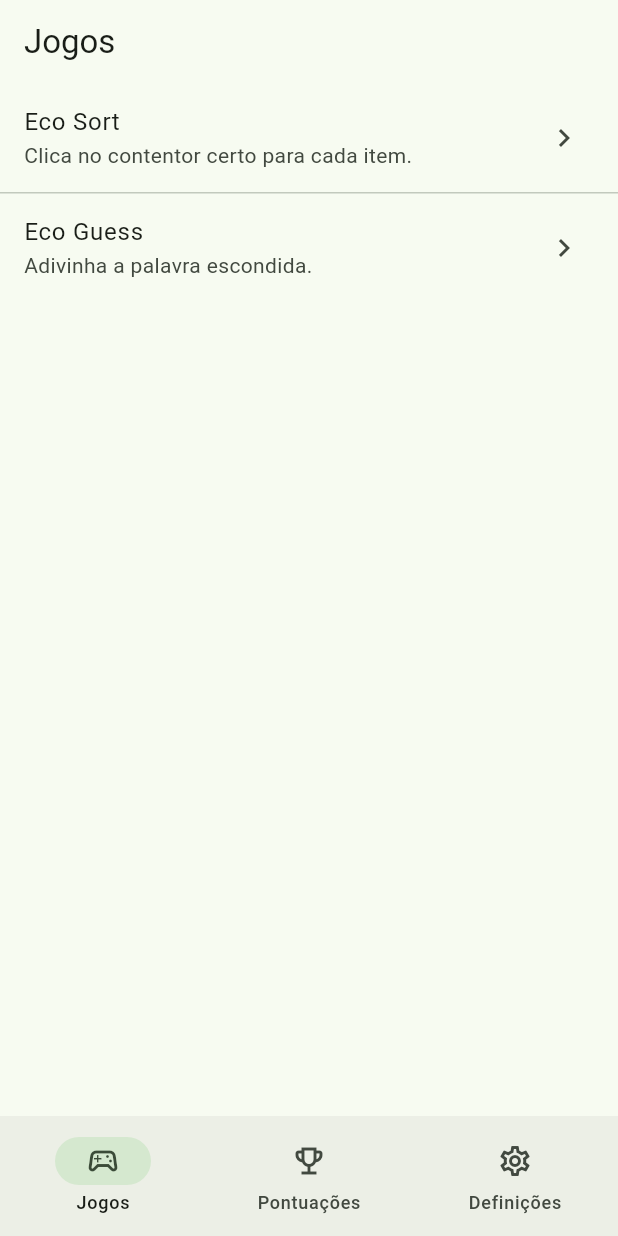
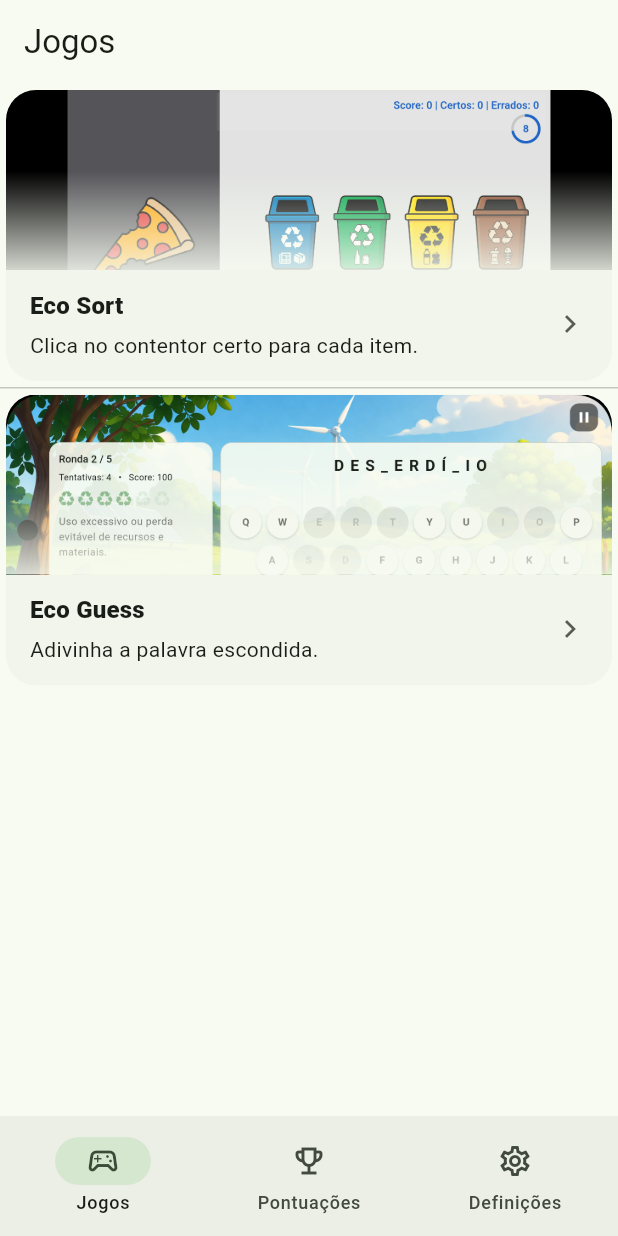
Before and after one commit to rui-moreira-21600035/captain-planet-initiative, a Flutter app: the screen it shows after launch, on a phone screen of 412 x 824 dp. Run offline on Flutter 3.47's test engine with Material 3 defaults, Android fonts, the phone set to English and light mode, and no system bars; our stand-ins replace flutter_riverpod, sqflite; missing offline and left inert: flame; accounts and stored records are empty.

Commit message:
improves UI for Eco Guess and creates cards for Games page on Hub App

```diff
--- /dev/null
+++ b/apps/hub_app/lib/features/games/widgets/game_cover_card.dart
@@ -0,0 +1,99 @@
+import 'package:flutter/material.dart';
+
+class GameCoverCard extends StatelessWidget {
+  final String title;
+  final String subtitle;
+  final String coverAsset; // ex: assets/images/games/eco_guess_cover.png
+  final VoidCallback onTap;
+
+  const GameCoverCard({
+    super.key,
+    required this.title,
+    required this.subtitle,
+    required this.coverAsset,
+    required this.onTap,
+  });
+
+  @override
+  Widget build(BuildContext context) {
+    final theme = Theme.of(context);
+    final orientation = MediaQuery.of(context).orientation;
+
+    final double coverHeight = orientation == Orientation.portrait ? 120 : 80;
+
+    return Card(
+      clipBehavior: Clip.antiAlias,
+      elevation: 0,
+      shape: RoundedRectangleBorder(borderRadius: BorderRadius.circular(20)),
+      child: InkWell(
+        onTap: onTap,
+        child: Column(
+          crossAxisAlignment: CrossAxisAlignment.stretch,
+          children: [
+            // COVER com altura controlada
+            SizedBox(
+              height: coverHeight,
+              child: Stack(
+                fit: StackFit.expand,
+                children: [
+                  Image.asset(
+                    coverAsset,
+                    fit: BoxFit.cover,
+                    alignment: Alignment.topCenter, // evita cortar o "importante" em baixo
+                  ),
+                  Align(
+                    alignment: Alignment.bottomCenter,
+                    child: Container(
+                      height: coverHeight * 0.55,
+                      decoration: BoxDecoration(
+                        gradient: LinearGradient(
+                          begin: Alignment.topCenter,
+                          end: Alignment.bottomCenter,
+                          colors: [
+                            theme.colorScheme.surface.withOpacity(0.0),
+                            theme.colorScheme.surface.withOpacity(0.85),
+                          ],
+                        ),
+                      ),
+                    ),
+                  ),
+                ],
+              ),
+            ),
+
+            // BODY (igual)
+            Padding(
+              padding: const EdgeInsets.fromLTRB(16, 12, 16, 14),
+              child: Row(
+                children: [
+                  Expanded(
+                    child: Column(
+                      crossAxisAlignment: CrossAxisAlignment.start,
+                      children: [
+                        Text(
+                          title,
+                          style: theme.textTheme.titleMedium?.copyWith(
+                            fontWeight: FontWeight.w800,
+                          ),
+                        ),
+                        const SizedBox(height: 4),
+                        Text(
+                          subtitle,
+                          style: theme.textTheme.bodyMedium,
+                          maxLines: 2,
+                          overflow: TextOverflow.ellipsis,
+                        ),
+                      ],
+                    ),
+                  ),
+                  const SizedBox(width: 12),
+                  Icon(Icons.chevron_right, color: theme.colorScheme.onSurface.withOpacity(0.7)),
+                ],
+              ),
+            ),
+          ],
+        ),
+      ),
+    );
+  }
+}
--- a/apps/hub_app/lib/features/launcher/games_page.dart
+++ b/apps/hub_app/lib/features/launcher/games_page.dart
@@ -1,4 +1,5 @@
 import 'package:flutter/material.dart';
+import 'package:hub_app/features/games/widgets/game_cover_card.dart';
 
 import 'game_registry.dart';
 
@@ -19,11 +20,11 @@ class GamesPage extends StatelessWidget {
       separatorBuilder: (_, __) => const Divider(height: 1),
       itemBuilder: (context, index) {
         final module = gameRegistry[index];
-        return ListTile(
+        return GameCoverCard(
           key: Key(module.id),
-          title: Text(module.name),
-          subtitle: Text(module.description),
-          trailing: const Icon(Icons.chevron_right),
+          title: module.name,
+          subtitle: module.description,
+          coverAsset: module.coverAsset,
           onTap: () {
             Navigator.of(context).push(
               MaterialPageRoute(builder: (_) => module.pageBuilder()),
--- a/packages/common_gamekit/lib/src/game_module.dart
+++ b/packages/common_gamekit/lib/src/game_module.dart
@@ -6,6 +6,7 @@ class GameModule {
   final String id; // estável: "eco_sort"
   final String name;
   final String description;
+  final String coverAsset;
 
   /// Builder que devolve a página do jogo.
   final GamePageBuilder pageBuilder;
@@ -14,6 +15,7 @@ class GameModule {
     required this.id,
     required this.name,
     required this.description,
+    required this.coverAsset,
     required this.pageBuilder,
   });
 }
--- a/packages/eco_guess_game/lib/src/eco_guess_module.dart
+++ b/packages/eco_guess_game/lib/src/eco_guess_module.dart
@@ -6,5 +6,6 @@ GameModule ecoGuessModule(ScoreRepository repo) => GameModule(
       id: 'eco_guess',
       name: 'Eco Guess',
       description: 'Adivinha a palavra escondida.',
+      coverAsset: 'packages/eco_guess_game/assets/images/eco_guess_cover.png',
       pageBuilder: () => EcoGuessPage(scoreRepo: repo),
     );
--- a/packages/eco_sort_game/lib/src/eco_sort_module.dart
+++ b/packages/eco_sort_game/lib/src/eco_sort_module.dart
@@ -6,5 +6,6 @@ GameModule ecoSortModule(ScoreRepository repo) => GameModule(
       id: 'eco_sort',
       name: 'Eco Sort',
       description: 'Clica no contentor certo para cada item.',
+      coverAsset: 'packages/eco_sort_game/assets/images/eco_sort_cover.png',
       pageBuilder: () => EcoSortPage(scoreRepo: repo),
     );
--- a/packages/eco_sort_game/pubspec.yaml
+++ b/packages/eco_sort_game/pubspec.yaml
@@ -29,6 +29,7 @@ dev_dependencies:
 # The following section is specific to Flutter packages.
 flutter:
   assets:
+    - assets/images/
     - assets/images/containers/
     - assets/images/waste_items/blue/
     - assets/images/waste_items/green/
```
Also changed, not shown: packages/eco_guess_game/lib/src/presentation/eco_guess_page.dart (+146 -43 lines), packages/eco_guess_game/assets/images/eco_guess_bg.png (added), packages/eco_guess_game/assets/images/eco_guess_cover.png (added), packages/eco_sort_game/assets/images/eco_sort_cover.png (added), 1 other file.
